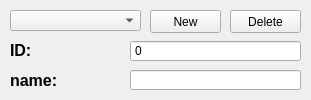
seem-sky/Simple2D-Engine, file MapEditor/UI/CustomVariablePageTemplate.ui: the form before one commit.
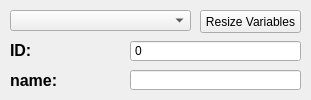
The form after the commit.

The edit to the form file:
```diff
--- a/MapEditor/UI/CustomVariablePageTemplate.ui
+++ b/MapEditor/UI/CustomVariablePageTemplate.ui
@@ -46,32 +46,6 @@
     <bool>false</bool>
    </property>
   </widget>
-  <widget class="QPushButton" name="m_pDelete">
-   <property name="geometry">
-    <rect>
-     <x>230</x>
-     <y>10</y>
-     <width>71</width>
-     <height>23</height>
-    </rect>
-   </property>
-   <property name="text">
-    <string>Delete</string>
-   </property>
-  </widget>
-  <widget class="QPushButton" name="m_pNew">
-   <property name="geometry">
-    <rect>
-     <x>150</x>
-     <y>10</y>
-     <width>71</width>
-     <height>23</height>
-    </rect>
-   </property>
-   <property name="text">
-    <string>New</string>
-   </property>
-  </widget>
   <widget class="QLabel" name="label_44">
    <property name="geometry">
     <rect>
@@ -97,7 +71,7 @@
     <rect>
      <x>10</x>
      <y>10</y>
-     <width>131</width>
+     <width>181</width>
      <height>21</height>
     </rect>
    </property>
@@ -130,6 +104,19 @@
     <number>999999999</number>
    </property>
   </widget>
+  <widget class="QPushButton" name="m_pResizeButton">
+   <property name="geometry">
+    <rect>
+     <x>200</x>
+     <y>10</y>
+     <width>101</width>
+     <height>23</height>
+    </rect>
+   </property>
+   <property name="text">
+    <string>Resize Variables</string>
+   </property>
+  </widget>
  </widget>
  <tabstops>
   <tabstop>m_pStoreBox</tabstop>
```
Left out of the diff: 5 changed lines with no effect on the pictures.
